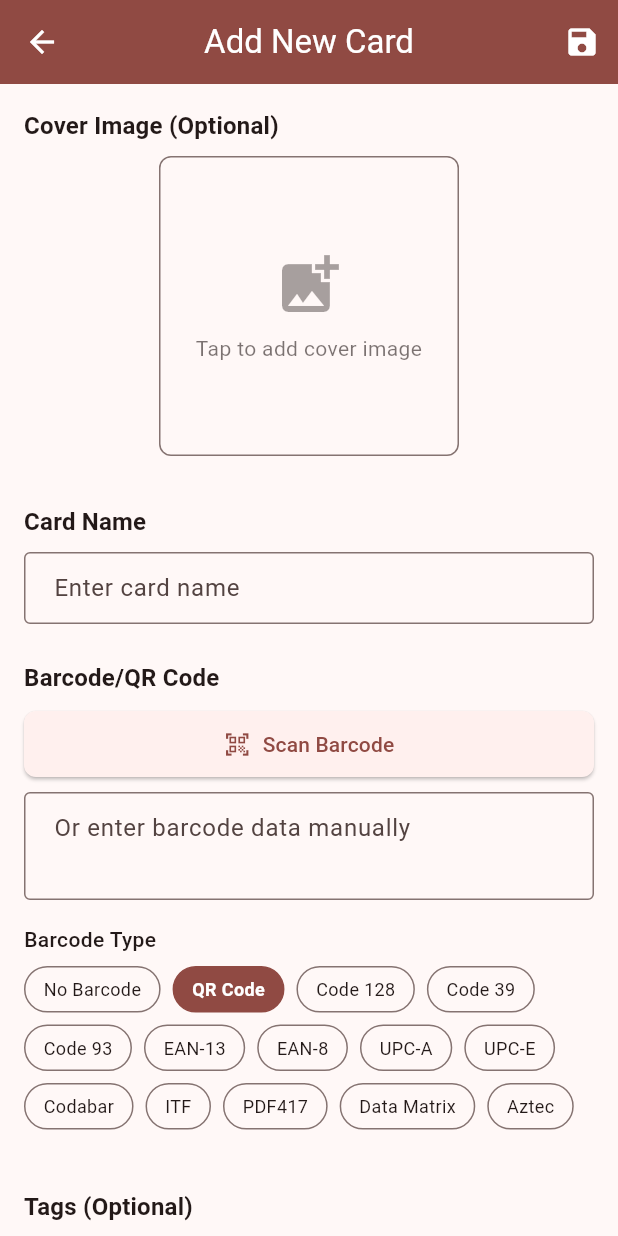
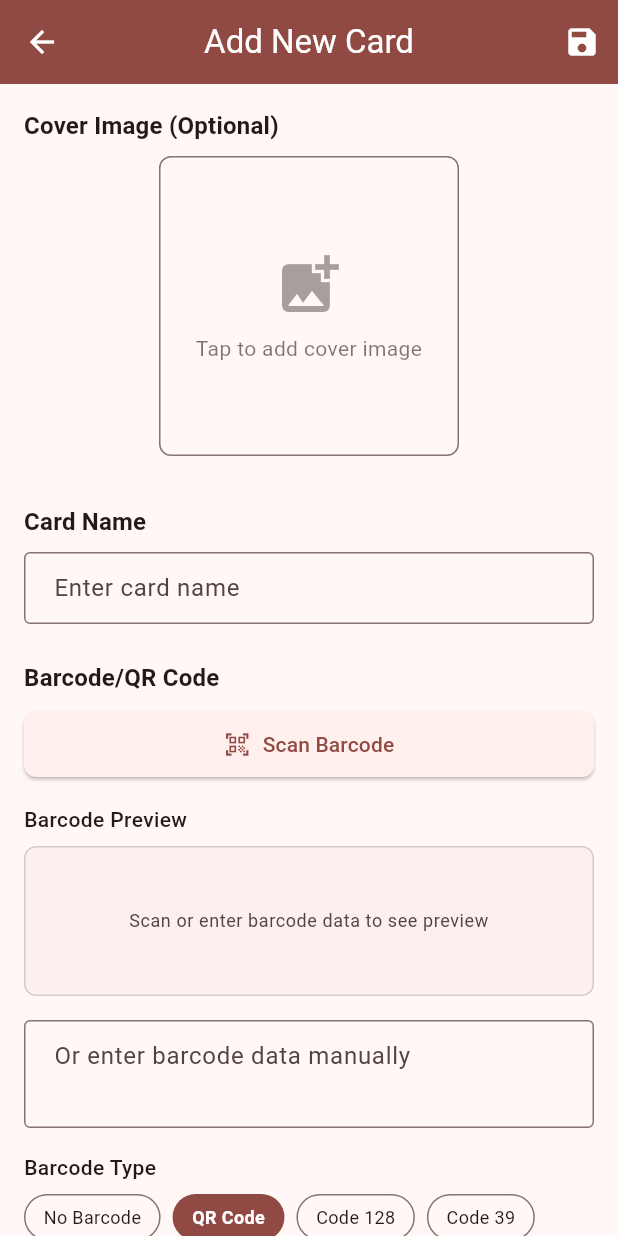
Before and after one commit to NtWriteCode/Pockard, a Flutter app: the CardFormScreen screen opened directly, on a phone screen of 412 x 824 dp. Run offline on Flutter 3.47's test engine with Material 3 defaults, Android fonts, the phone set to English and light mode, and no system bars; our stand-ins replace barcode_widget, dynamic_color, flutter_colorpicker, flutter_image_compress, flutter_svg, image_cropper and 4 more; missing offline and left inert: mobile_scanner, screen_brightness, webdav_client; accounts and stored records are empty.

Commit message:
Sync fix & barcode preview fix

```diff
--- a/lib/l10n/app_en.arb
+++ b/lib/l10n/app_en.arb
@@ -53,6 +53,7 @@
   "barcodeTypeLabel": "Barcode Type",
   "barcodeDataLabel": "Barcode Data",
   "barcodeDataHint": "Enter barcode number manually",
+  "barcodePreview": "Barcode Preview",
   "barcodeDataHintNone": "No barcode data needed",
   "scanBarcode": "Scan Barcode/QR Code",
   "tagsLabel": "Tags (Optional)",
--- a/lib/l10n/app_hu.arb
+++ b/lib/l10n/app_hu.arb
@@ -52,6 +52,7 @@
   "cardNameRequired": "Kérlek add meg a kártya nevét",
   "barcodeTypeLabel": "Vonalkód típusa",
   "barcodeDataLabel": "Vonalkód adatai",
+  "barcodePreview": "Vonalkód előnézet",
   "barcodeDataHint": "Add meg a vonalkód számát manuálisan",
   "barcodeDataHintNone": "Nem szükséges vonalkód adat",
   "scanBarcode": "Vonalkód/QR kód beolvasása",
--- a/lib/l10n/app_localizations.dart
+++ b/lib/l10n/app_localizations.dart
@@ -398,6 +398,12 @@ abstract class AppLocalizations {
   /// **'Or enter barcode data manually'**
   String get barcodeDataHint;
 
+  /// No description provided for @barcodePreview.
+  ///
+  /// In en, this message translates to:
+  /// **'Barcode Preview'**
+  String get barcodePreview;
+
   /// No description provided for @barcodeDataHintNone.
   ///
   /// In en, this message translates to:
--- a/lib/l10n/app_localizations_en.dart
+++ b/lib/l10n/app_localizations_en.dart
@@ -159,6 +159,9 @@ class AppLocalizationsEn extends AppLocalizations {
 
   @override
   String get barcodeDataHint => 'Or enter barcode data manually';
+
+  @override
+  String get barcodePreview => 'Barcode Preview';
 
   @override
   String get barcodeDataHintNone => 'No barcode data needed';
--- a/lib/l10n/app_localizations_hu.dart
+++ b/lib/l10n/app_localizations_hu.dart
@@ -159,6 +159,9 @@ class AppLocalizationsHu extends AppLocalizations {
 
   @override
   String get barcodeDataHint => 'Vagy add meg a vonalkódot manuálisan';
+
+  @override
+  String get barcodePreview => 'Vonalkód előnézet';
 
   @override
   String get barcodeDataHintNone => 'Nem szükséges vonalkód adat';
--- a/lib/screens/card_form_screen.dart
+++ b/lib/screens/card_form_screen.dart
@@ -189,7 +189,15 @@ class _CardFormScreenState extends State<CardFormScreen> {
                         label: Text(l10n.scanBarcode),
                       ),
                     ),
-                    const SizedBox(height: 8),
+                    const SizedBox(height: 16),
+
+                    // Barcode preview
+                    BarcodePreviewWidget(
+                      barcodeData: _barcodeDataController.text,
+                      barcodeType: _barcodeType,
+                    ),
+                    const SizedBox(height: 16),
+
                     TextFormField(
                       controller: _barcodeDataController,
                       enabled: _barcodeType != 'NONE',
@@ -217,13 +225,6 @@ class _CardFormScreenState extends State<CardFormScreen> {
                           }
                         });
                       },
-                    ),
-                    const SizedBox(height: 16),
-
-                    // Barcode preview
-                    BarcodePreviewWidget(
-                      barcodeData: _barcodeDataController.text,
-                      barcodeType: _barcodeType,
                     ),
                     const SizedBox(height: 24),
 
--- a/lib/screens/main_screen.dart
+++ b/lib/screens/main_screen.dart
@@ -45,6 +45,15 @@ class _MainScreenState extends State<MainScreen> {
   }
 
   Widget _buildConnectionStatusIndicator() {
+    // Check if sync is configured
+    final settings = _connectionManager.syncSettings;
+    final isSyncConfigured = settings != null && settings.hasCredentials;
+
+    // Hide indicator if sync is not configured
+    if (!isSyncConfigured) {
+      return const SizedBox.shrink();
+    }
+
     return StreamBuilder<bool>(
       stream: _connectionManager.syncStatus,
       initialData: _connectionManager.lastSyncSuccess,
--- a/lib/widgets/barcode_preview_widget.dart
+++ b/lib/widgets/barcode_preview_widget.dart
@@ -1,6 +1,7 @@
 import 'package:flutter/material.dart';
 import 'package:barcode_widget/barcode_widget.dart';
 import '../constants/app_colors.dart';
+import '../l10n/app_localizations.dart';
 
 /// A widget that displays a preview of the barcode based on the data and type
 class BarcodePreviewWidget extends StatelessWidget {
@@ -15,15 +16,56 @@ class BarcodePreviewWidget extends StatelessWidget {
 
   @override
   Widget build(BuildContext context) {
+    final l10n = AppLocalizations.of(context)!;
+
+    // Hide preview if "No Barcode" is selected
+    if (barcodeType == 'NONE') {
+      return const SizedBox.shrink();
+    }
+
+    // If barcode data is empty, show a hint
     if (barcodeData.isEmpty) {
-      return const SizedBox.shrink();
+      return Column(
+        crossAxisAlignment: CrossAxisAlignment.start,
+        children: [
+          Text(
+            l10n.barcodePreview,
+            style: Theme.of(context).textTheme.bodyMedium?.copyWith(
+              fontWeight: FontWeight.w500,
+            ),
+          ),
+          const SizedBox(height: 8),
+          Container(
+            width: double.infinity,
+            height: 100,
+            padding: const EdgeInsets.all(16),
+            decoration: BoxDecoration(
+              color: Theme.of(context).colorScheme.surfaceVariant.withOpacity(0.3),
+              borderRadius: BorderRadius.circular(8),
+              border: Border.all(
+                color: Theme.of(context).colorScheme.outline.withOpacity(0.3),
+                style: BorderStyle.solid,
+              ),
+            ),
+            child: Center(
+              child: Text(
+                'Scan or enter barcode data to see preview',
+                style: Theme.of(context).textTheme.bodySmall?.copyWith(
+                  color: Theme.of(context).colorScheme.onSurfaceVariant,
+                ),
+                textAlign: TextAlign.center,
+              ),
+            ),
+          ),
+        ],
+      );
     }
 
     return Column(
       crossAxisAlignment: CrossAxisAlignment.start,
       children: [
         Text(
-          'Barcode Preview',
+          l10n.barcodePreview,
           style: Theme.of(context).textTheme.bodyMedium?.copyWith(
             fontWeight: FontWeight.w500,
           ),
```
